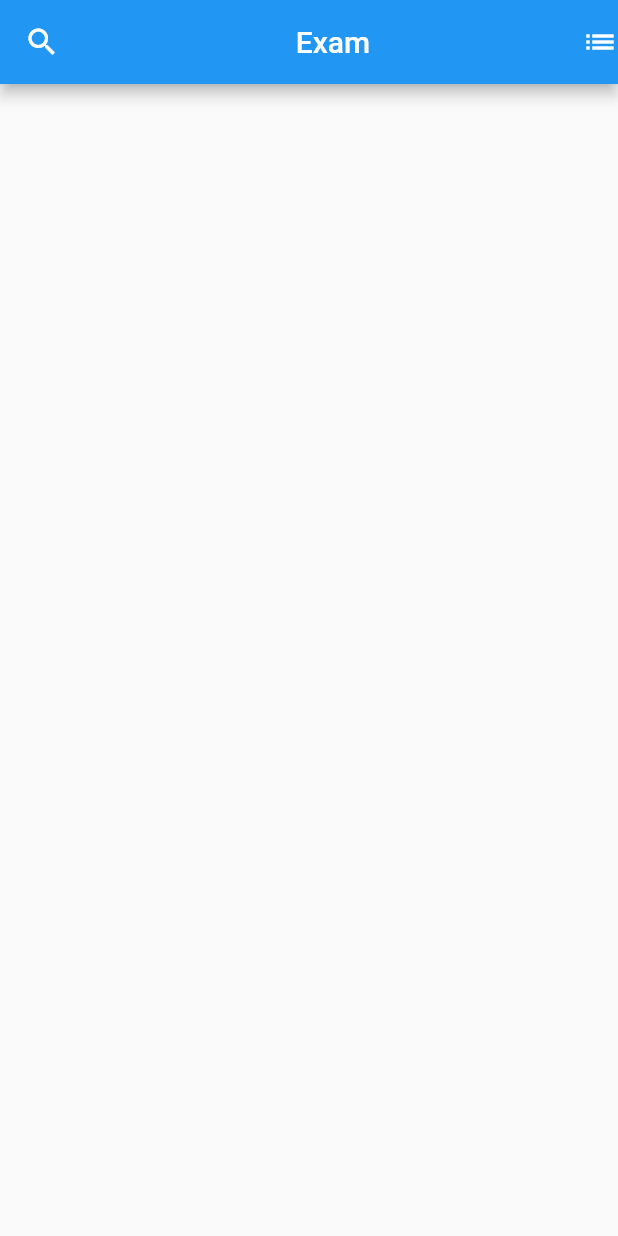
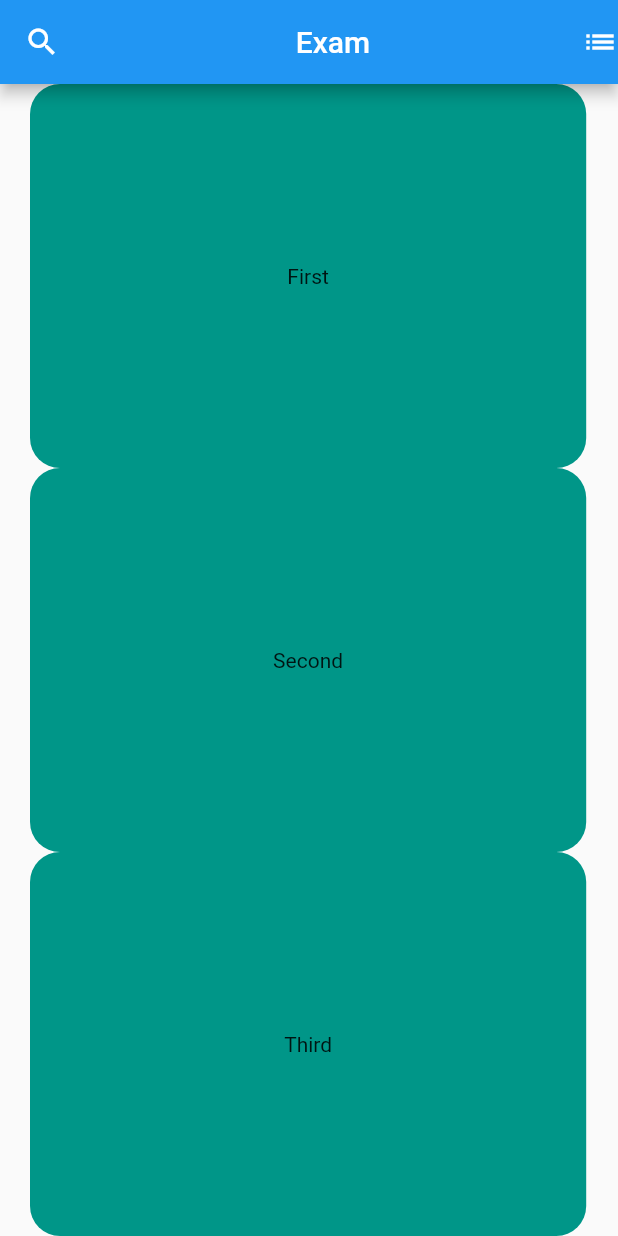
Before and after one commit to MahmoudAlsayes/Exam, a Flutter app: the HomeScreen screen opened directly, on a phone screen of 412 x 824 dp. Run offline on Flutter 3.47's test engine with Material 2 defaults, Android fonts, the phone set to English and light mode, and no system bars; our stand-ins replace badges, carousel_slider.

Commit message:
finsh Choice Chip anddd home Screen

```diff
--- a/lib/home.dart
+++ b/lib/home.dart
@@ -1,10 +1,18 @@
+import 'package:exam1/screen1.dart';
+import 'package:exam1/screen2.dart';
+import 'package:exam1/screen3.dart';
 import 'package:flutter/material.dart';
 
-class HomeScreen extends StatelessWidget {
+class HomeScreen extends StatefulWidget {
   static const String routename = "/";
 
   const HomeScreen({super.key});
 
+  @override
+  State<HomeScreen> createState() => _HomeScreenState();
+}
+
+class _HomeScreenState extends State<HomeScreen> {
   @override
   Widget build(BuildContext context) {
     return Scaffold(
@@ -13,9 +21,63 @@ class HomeScreen extends StatelessWidget {
         leading: const Icon(Icons.search),
         actions: const [Icon(Icons.list)],
       ),
-      body: const Column(
+      body: Column(
         children: [
+          Expanded(
 
+            child: InkWell(
+              onTap: () {
+                Navigator.pushNamed(context, FirstScreen.routename);
+              },
+              child: Container(
+                margin: EdgeInsets.symmetric(horizontal: 20),
+                width: MediaQuery.of(context).size.width*0.9,
+                decoration: BoxDecoration(
+                  color: Colors.teal,
+                  borderRadius: BorderRadius.circular(20),
+
+
+                ),
+                child: Center(child: Text("First")),
+              ),
+            ),
+          ),
+          Expanded(
+            child: InkWell(
+              onTap:() {
+                Navigator.pushNamed(context, SecondScreen.routename);
+              } ,
+              child: Container(
+                margin: EdgeInsets.symmetric(horizontal: 20),
+                width: MediaQuery.of(context).size.width*0.9,
+                decoration: BoxDecoration(
+                  color: Colors.teal,
+                  borderRadius: BorderRadius.circular(20),
+
+
+                ),
+                child: Center(child: Text("Second")),
+              ),
+            ),
+          ),
+          Expanded(
+            child: InkWell(
+              onTap: () {
+                Navigator.pushNamed(context, ThirdScreen.routename);
+              },
+              child: Container(
+                margin: EdgeInsets.symmetric(horizontal: 20),
+                width: MediaQuery.of(context).size.width*0.9,
+                decoration: BoxDecoration(
+                  color: Colors.teal,
+                  borderRadius: BorderRadius.circular(20),
+
+
+                ),
+                child: Center(child: Text("Third")),
+              ),
+            ),
+          ),
         ],
       ),
     );
--- a/lib/main.dart
+++ b/lib/main.dart
@@ -16,7 +16,7 @@ class MyApp extends StatelessWidget {
   Widget build(BuildContext context) {
     return MaterialApp(
       debugShowCheckedModeBanner: false,
-      initialRoute: SecondScreen.routename ,
+      initialRoute: HomeScreen.routename ,
       routes:{
         HomeScreen.routename:(context) =>HomeScreen(),
         FirstScreen.routename:(context) =>FirstScreen(),
--- a/lib/screen2.dart
+++ b/lib/screen2.dart
@@ -2,6 +2,8 @@ import 'package:flutter/material.dart';
 import 'package:badges/badges.dart' as badges;
 
 ///TabBar
+///badge
+///
 
 class SecondScreen extends StatelessWidget {
   static const String routename = "second";
```
Also changed, not shown: lib/screen3.dart (+37 -3 lines).
